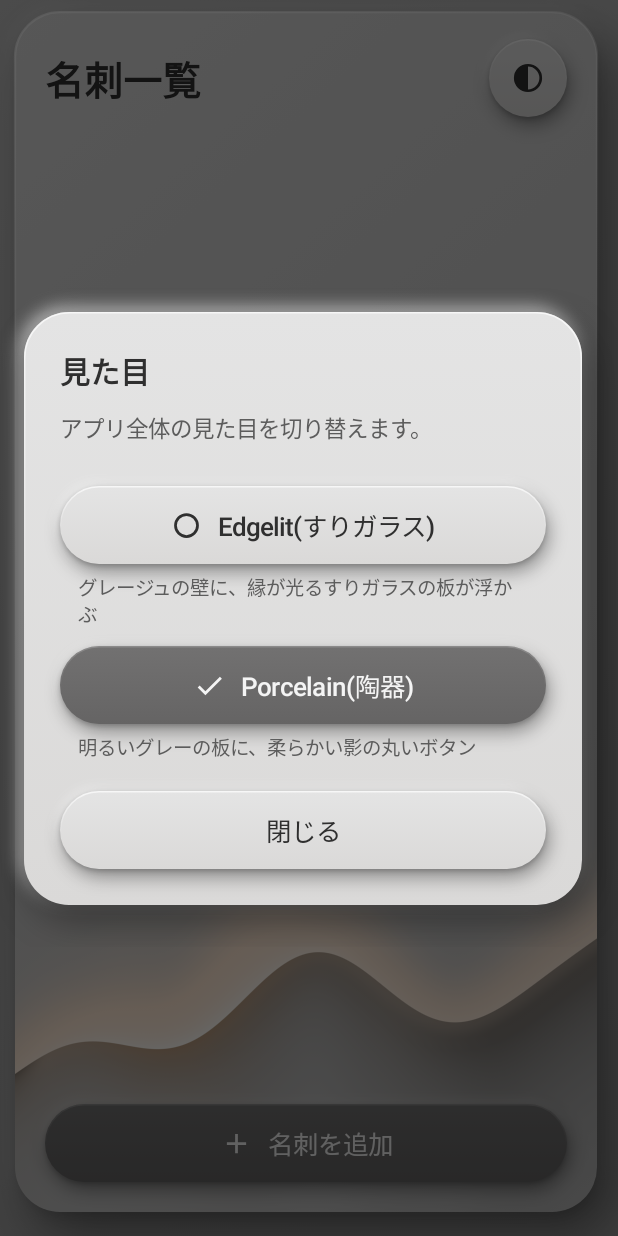
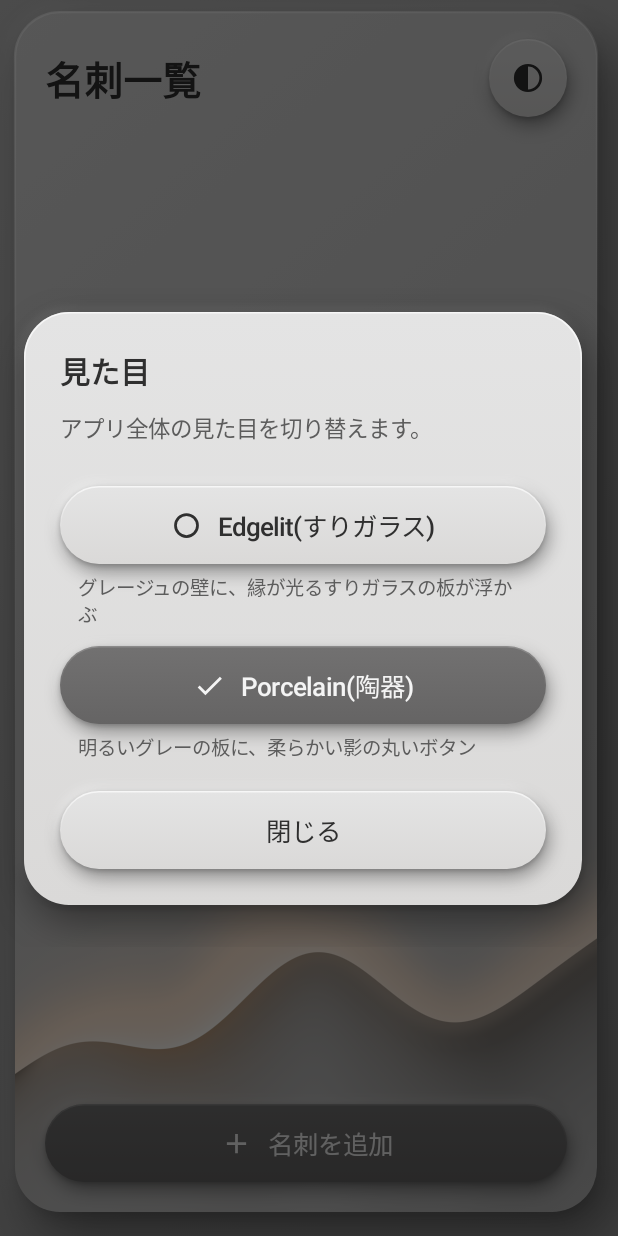
Before and after one commit to amgm-masamune/profile-app-android-claude-mobile, an Android app built with Jetpack Compose: the screen it shows after launch (MainActivity), after a tap on "見た目", on a phone screen of 412 x 824 dp. Run offline under Robolectric (Android 15) with nearby library versions, the phone set to English and light mode, and no system bars; our stand-ins replace Dagger/Hilt's generated code, Room's generated code.

Commit message:
fix: Porcelain のダイアログの白い後光を弱める。README に見た目の切り替えを追記
Co-Authored-By: Claude Opus 5.5 <noreply@anthropic.com>
Claude-Session: https://claude.ai/code/session_01Ma8AUcsjvQsXZQS7h88nRx

```diff
--- a/app/src/main/java/com/example/businesscard/ui/porcelain/PorcelainControls.kt
+++ b/app/src/main/java/com/example/businesscard/ui/porcelain/PorcelainControls.kt
@@ -334,7 +334,7 @@ fun PorcelainDialog(
             Column(
                 modifier = Modifier
                     .widthIn(max = 420.dp)
-                    .porcelainSurface(shape = PorcelainShapes.dialog, tone = PorcelainTone.Light, elevation = PorcelainElevation.Card)
+                    .porcelainSurface(shape = PorcelainShapes.dialog, tone = PorcelainTone.Light, elevation = PorcelainElevation.Dialog)
                     .padding(24.dp),
                 verticalArrangement = Arrangement.spacedBy(12.dp),
             ) {
--- a/app/src/main/java/com/example/businesscard/ui/porcelain/PorcelainTokens.kt
+++ b/app/src/main/java/com/example/businesscard/ui/porcelain/PorcelainTokens.kt
@@ -164,6 +164,16 @@ data class PorcelainElevation(
             contactDy = 2.dp, contactBlur = 4.dp, contactAlpha = 0.18f,
         )
 
+        /**
+         * ダイアログ。暗くした画面の上に出るので、左上の白い光は弱くする
+         * (強いと、暗い背景の上で白い後光のように見える)
+         */
+        val Dialog = PorcelainElevation(
+            lightDx = (-2).dp, lightDy = (-2).dp, lightBlur = 6.dp, lightAlpha = 0.12f,
+            dropDx = 4.dp, dropDy = 10.dp, dropBlur = 22.dp, dropAlpha = 0.4f,
+            contactDy = 2.dp, contactBlur = 4.dp, contactAlpha = 0.18f,
+        )
+
         /** パネル(壁から大きく浮いている。見本では右下に長く濃い影) */
         val Panel = PorcelainElevation(
             lightDx = (-2).dp, lightDy = (-2).dp, lightBlur = 10.dp, lightAlpha = 0.35f,
```
Also changed, not shown: 2 other files.
